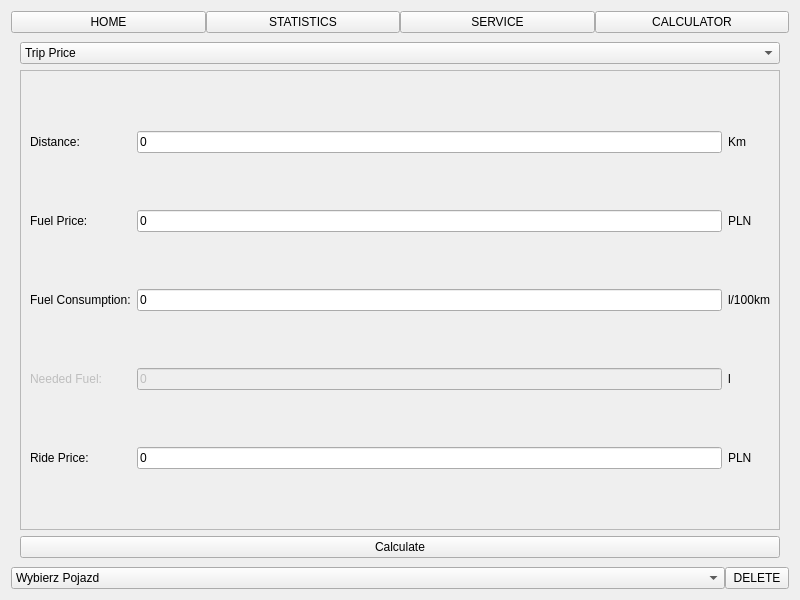
Old version of the form mainwidget.ui in the repository baldir0/QT-CarAssistant.
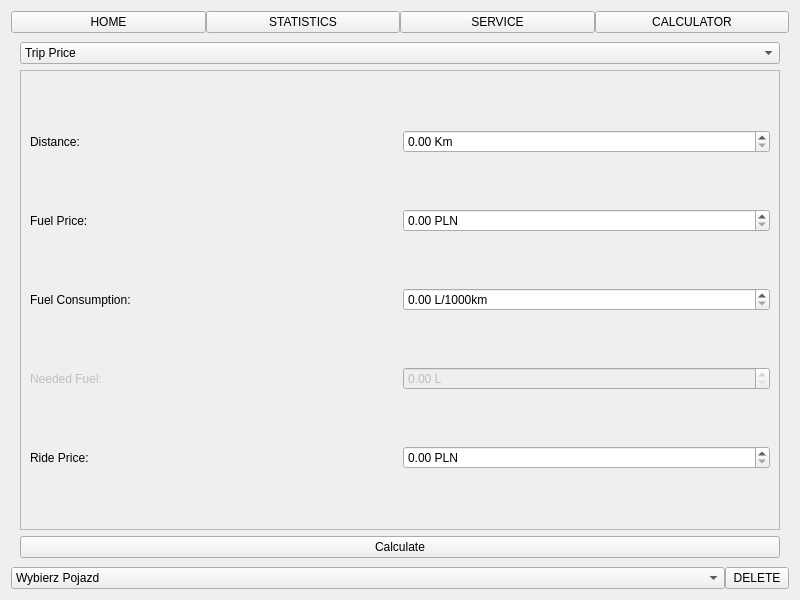
New version of the form. The open tabs and pages were chosen to show the change. Icons and pictures are not drawn.

Diff of the .ui file:
```diff
--- a/mainwidget.ui
+++ b/mainwidget.ui
@@ -663,43 +663,13 @@
           <enum>QFrame::Raised</enum>
          </property>
          <layout class="QGridLayout" name="gridLayout_4">
-          <item row="1" column="1">
-           <widget class="QLineEdit" name="CALCULATOR_FUEL_PRICE_VALUE">
-            <property name="text">
-             <string>0</string>
+          <item row="0" column="2">
+           <widget class="QDoubleSpinBox" name="CALCULATOR_DISTANCE_VALUE">
+            <property name="suffix">
+             <string> Km</string>
             </property>
-           </widget>
-          </item>
-          <item row="5" column="0">
-           <widget class="QLabel" name="CALCULATOR_NEEDED_FUEL_LABEL">
-            <property name="enabled">
-             <bool>false</bool>
-            </property>
-            <property name="text">
-             <string>Needed Fuel: </string>
-            </property>
-           </widget>
-          </item>
-          <item row="5" column="1">
-           <widget class="QLineEdit" name="CALCULATOR_NEEDED_FUEL_VALUE">
-            <property name="enabled">
-             <bool>false</bool>
-            </property>
-            <property name="text">
-             <string>0</string>
-            </property>
-            <property name="readOnly">
-             <bool>true</bool>
-            </property>
-           </widget>
-          </item>
-          <item row="6" column="1">
-           <widget class="QLineEdit" name="CALCULATOR_RIDE_PRICE_VALUE">
-            <property name="text">
-             <string>0</string>
-            </property>
-            <property name="readOnly">
-             <bool>true</bool>
+            <property name="maximum">
+             <double>100000000000000004764729344.000000000000000</double>
             </property>
            </widget>
           </item>
@@ -710,24 +680,36 @@
             </property>
            </widget>
           </item>
-          <item row="1" column="0">
-           <widget class="QLabel" name="CALCULATOR_FUEL_PRICE_LABEL">
-            <property name="text">
-             <string>Fuel Price: </string>
+          <item row="4" column="2">
+           <widget class="QDoubleSpinBox" name="CALCULATOR_FUEL_CONSUMPTION_VALUE">
+            <property name="suffix">
+             <string> L/1000km</string>
             </property>
+            <property name="maximum">
+             <double>100000000000000004764729344.000000000000000</double>
+            </property>
            </widget>
           </item>
-          <item row="6" column="0">
-           <widget class="QLabel" name="CALCULATOR_RIDE_PRICE_LABEL">
-            <property name="text">
-             <string>Ride Price: </string>
+          <item row="5" column="2">
+           <widget class="QDoubleSpinBox" name="CALCULATOR_NEEDED_FUEL_VALUE">
+            <property name="enabled">
+             <bool>false</bool>
             </property>
+            <property name="suffix">
+             <string> L</string>
+            </property>
+            <property name="maximum">
+             <double>10000000000000000000000.000000000000000</double>
+            </property>
            </widget>
           </item>
-          <item row="0" column="1">
-           <widget class="QLineEdit" name="CALCULATOR_DISTANCE_VALUE">
+          <item row="5" column="0">
+           <widget class="QLabel" name="CALCULATOR_NEEDED_FUEL_LABEL">
+            <property name="enabled">
+             <bool>false</bool>
+            </property>
             <property name="text">
-             <string>0</string>
+             <string>Needed Fuel: </string>
             </property>
            </widget>
           </item>
@@ -738,45 +720,37 @@
             </property>
            </widget>
           </item>
-          <item row="4" column="1">
-           <widget class="QLineEdit" name="CALCULATOR_FUEL_CONSUMPTION_VALUE">
+          <item row="6" column="0">
+           <widget class="QLabel" name="CALCULATOR_RIDE_PRICE_LABEL">
             <property name="text">
-             <string>0</string>
-            </property>
-           </widget>
-          </item>
-          <item row="0" column="2">
-           <widget class="QLabel" name="CALCULATOR_DISTANCE_UNIT_LABEL">
-            <property name="text">
-             <string>Km</string>
+             <string>Ride Price: </string>
             </property>
            </widget>
           </item>
           <item row="1" column="2">
-           <widget class="QLabel" name="CALCULATOR_FUEL_PRICE_UNIT_LABEL">
-            <property name="text">
-             <string>PLN</string>
+           <widget class="QDoubleSpinBox" name="CALCULATOR_FUEL_PRICE_VALUE">
+            <property name="suffix">
+             <string> PLN</string>
             </property>
-           </widget>
-          </item>
-          <item row="4" column="2">
-           <widget class="QLabel" name="CALCULATOR_FUEL_CONSUMPTION_UNIT_LABEL">
-            <property name="text">
-             <string>l/100km</string>
-            </property>
-           </widget>
-          </item>
-          <item row="5" column="2">
-           <widget class="QLabel" name="CALCULATOR_NEEDED_FUEL_UNIT_LABEL">
-            <property name="text">
-             <string>l</string>
+            <property name="maximum">
+             <double>100000000000000000.000000000000000</double>
             </property>
            </widget>
           </item>
           <item row="6" column="2">
-           <widget class="QLabel" name="CALCULATOR_RIDE_PRICE_UNIT_LABEL">
+           <widget class="QDoubleSpinBox" name="CALCULATOR_RIDE_PRICE_VALUE">
+            <property name="suffix">
+             <string> PLN</string>
+            </property>
+            <property name="maximum">
+             <double>9999999999999999583119736832.000000000000000</double>
+            </property>
+           </widget>
+          </item>
+          <item row="1" column="0">
+           <widget class="QLabel" name="CALCULATOR_FUEL_PRICE_LABEL">
             <property name="text">
-             <string>PLN</string>
+             <string>Fuel Price: </string>
             </property>
            </widget>
           </item>
```
Left out of the diff: 11 changed lines with no effect on the pictures.
